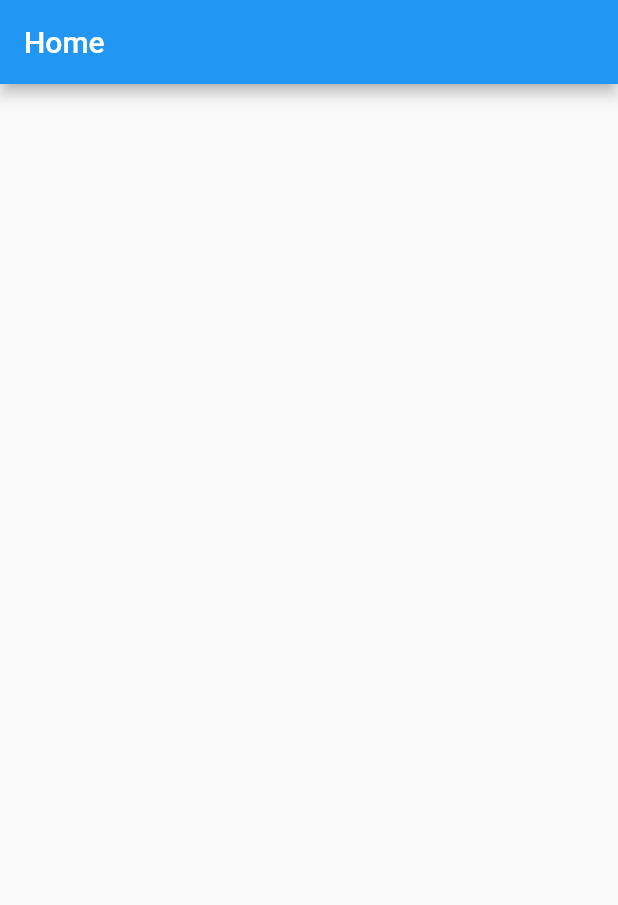
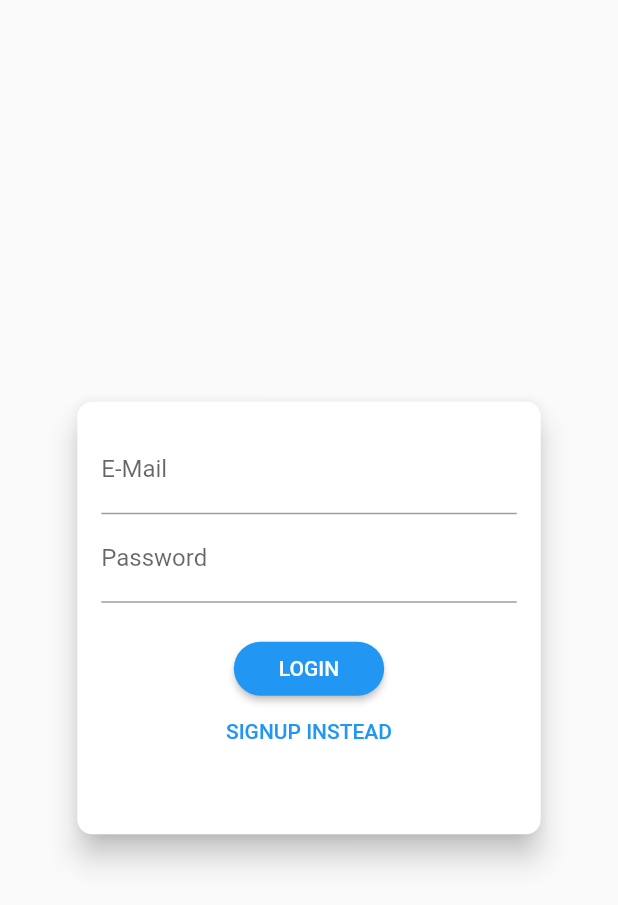
Before and after one commit to Bhupendrapt5/pro_work_tree_task, a Flutter app: the screen it shows after launch, on a phone screen of 412 x 824 dp. Shown: the top 905 px of the screen. Run offline on Flutter 3.47's test engine with Material 2 defaults, Android fonts, the phone set to English and light mode, and no system bars; our stand-ins replace flutter_spinkit, shared_preferences.

Commit message:
implemented auth screen

```diff
--- a/lib/main.dart
+++ b/lib/main.dart
@@ -1,5 +1,7 @@
 import 'package:flutter/material.dart';
+import 'package:pro_work_tree_task/provider/auth_provider.dart';
 import 'package:pro_work_tree_task/router.dart';
+import 'package:provider/provider.dart';
 
 void main() {
   runApp(MyApp());
@@ -8,7 +10,9 @@ void main() {
 class MyApp extends StatelessWidget {
   @override
   Widget build(BuildContext context) {
-    return MaterialApp(
+    return ChangeNotifierProvider<AuthProvider>(
+      create: (context) => AuthProvider(),
+      child: MaterialApp(
         title: '',
         theme: ThemeData(
           primarySwatch: Colors.blue,
@@ -16,6 +20,7 @@ class MyApp extends StatelessWidget {
         ),
         onGenerateRoute: RouteGenerator.generateRoute,
         initialRoute: '/',
+      ),
     );
   }
 }
--- /dev/null
+++ b/lib/models/http_exception.dart
@@ -0,0 +1,12 @@
+import 'package:flutter/foundation.dart';
+
+class HttpException implements Exception {
+  final String messge;
+
+  HttpException({@required this.messge});
+
+  @override
+  String toString() {
+    return messge;
+  }
+}
--- a/lib/provider/auth_provider.dart
+++ b/lib/provider/auth_provider.dart
@@ -0,0 +1,13 @@
+import 'package:flutter/material.dart';
+import 'package:shared_preferences/shared_preferences.dart';
+
+class AuthProvider with ChangeNotifier {
+  SharedPreferences sharedPreferences;
+  bool isLoggedIn;
+
+  Future<bool> initialize() async {
+    sharedPreferences = await SharedPreferences.getInstance();
+    isLoggedIn = sharedPreferences.getBool('loggedIn') ?? false;
+    return isLoggedIn;
+  }
+}
--- a/lib/router.dart
+++ b/lib/router.dart
@@ -1,4 +1,5 @@
 import 'package:flutter/material.dart';
+import 'package:pro_work_tree_task/screen/auth_screen.dart';
 import 'package:pro_work_tree_task/screen/home_screen.dart';
 import 'package:pro_work_tree_task/screen/splash_screen.dart';
 
@@ -13,6 +14,10 @@ class RouteGenerator {
         return MaterialPageRoute<Widget>(
           builder: (_) => HomeScreen(),
         );
+      case AuthScreen.pageName:
+        return MaterialPageRoute<Widget>(
+          builder: (_) => AuthScreen(),
+        );
       default:
         return MaterialPageRoute<Widget>(
           builder: (_) => Scaffold(
--- /dev/null
+++ b/lib/screen/auth_screen.dart
@@ -0,0 +1,256 @@
+import 'package:flutter/material.dart';
+import 'package:pro_work_tree_task/models/http_exception.dart';
+
+enum AuthMode { Signup, Login }
+
+class AuthScreen extends StatelessWidget {
+  static const pageName = '/auth';
+
+  @override
+  Widget build(BuildContext context) {
+    final deviceSize = MediaQuery.of(context).size;
+
+    return Scaffold(
+      body: Container(
+        height: deviceSize.height,
+        width: deviceSize.width,
+        child: Column(
+          mainAxisAlignment: MainAxisAlignment.center,
+          crossAxisAlignment: CrossAxisAlignment.center,
+          children: <Widget>[
+            AuthCard(),
+          ],
+        ),
+      ),
+    );
+  }
+}
+
+class AuthCard extends StatefulWidget {
+  const AuthCard({
+    Key key,
+  }) : super(key: key);
+
+  @override
+  _AuthCardState createState() => _AuthCardState();
+}
+
+class _AuthCardState extends State<AuthCard>
+    with SingleTickerProviderStateMixin {
+  final GlobalKey<FormState> _formKey = GlobalKey();
+  AuthMode _authMode = AuthMode.Login;
+  AnimationController _animationController;
+  Animation<Offset> _slideAnimation;
+  Animation<double> _opacityAnimation;
+  Map<String, String> _authData = {
+    'email': '',
+    'password': '',
+  };
+  var _isLoading = false;
+  final _passwordController = TextEditingController();
+
+  void _submit(BuildContext context) async {
+    if (!_formKey.currentState.validate()) {
+      // Invalid!
+      return;
+    }
+
+    //* Closing Keyboard
+    FocusScope.of(context).unfocus();
+    _formKey.currentState.save();
+    setState(() {
+      _isLoading = true;
+    });
+    try {
+      if (_authMode == AuthMode.Login) {
+        // Log user in
+
+      } else {
+        // Sign user up
+
+        setState(() {
+          _authMode = AuthMode.Login;
+        });
+      }
+    } on HttpException catch (error) {
+      var errorMessage = 'Authentication Failed';
+      if (error.messge.contains('EMAIL_NOT_FOUND')) {
+        errorMessage = 'Email not exist.';
+      } else if (error.messge.contains('INVALID_PASSWORD')) {
+        errorMessage = 'Wrong password.';
+      } else if (error.messge.contains('EMAIL_EXISTS')) {
+        errorMessage = 'This email is already in use.';
+      } else if (error.messge.contains('INVALID_EMAIL')) {
+        errorMessage = 'Invalid Email.';
+      } else if (error.messge.contains('WEAK_PASSWORD')) {
+        errorMessage = 'Password is too weak.';
+      }
+    } catch (error) {
+      const errorMessage = 'Something went wrong. Please try again later';
+    }
+    setState(() {
+      _isLoading = false;
+    });
+  }
+
+  void _switchAuthMode() {
+    if (_authMode == AuthMode.Login) {
+      setState(() {
+        _authMode = AuthMode.Signup;
+      });
+      _animationController.forward();
+    } else {
+      setState(() {
+        _authMode = AuthMode.Login;
+      });
+      _animationController.reverse();
+    }
+  }
+
+  @override
+  void initState() {
+    _animationController = AnimationController(
+      vsync: this,
+      duration: Duration(
+        milliseconds: 300,
+      ),
+    );
+
+    _opacityAnimation = Tween<double>(
+      begin: 0.0,
+      end: 1.0,
+    ).animate(CurvedAnimation(
+      parent: _animationController,
+      curve: Curves.easeIn,
+    ));
+
+    _slideAnimation = Tween<Offset>(
+      begin: Offset(0, -1.5),
+      end: Offset(0, 0),
+    ).animate(
+        CurvedAnimation(parent: _animationController, curve: Curves.linear));
+
+    super.initState();
+  }
+
+  @override
+  void dispose() {
+    _animationController.dispose();
+    super.dispose();
+  }
+
+  @override
+  Widget build(BuildContext context) {
+    final deviceSize = MediaQuery.of(context).size;
+    return Card(
+      shape: RoundedRectangleBorder(
+        borderRadius: BorderRadius.circular(10.0),
+      ),
+      elevation: 8.0,
+      child: AnimatedContainer(
+        height: _authMode == AuthMode.Signup
+            ? deviceSize.height * 0.45
+            : deviceSize.height * 0.35,
+        constraints: BoxConstraints(
+          minHeight: _authMode == AuthMode.Signup
+              ? deviceSize.height * 0.45
+              : deviceSize.height * 0.35,
+        ),
+        width: deviceSize.width * 0.75,
+        padding: EdgeInsets.all(16.0),
+        duration: Duration(milliseconds: 300),
+        child: Form(
+          key: _formKey,
+          child: SingleChildScrollView(
+            child: Column(
+              children: <Widget>[
+                TextFormField(
+                  decoration: InputDecoration(labelText: 'E-Mail'),
+                  keyboardType: TextInputType.emailAddress,
+                  validator: (value) {
+                    if (value.isEmpty || !value.contains('@')) {
+                      return 'Invalid email!';
+                    }
+                  },
+                  onSaved: (value) {
+                    _authData['email'] = value;
+                  },
+                ),
+                TextFormField(
+                  decoration: InputDecoration(labelText: 'Password'),
+                  obscureText: true,
+                  controller: _passwordController,
+                  validator: (value) {
+                    if (value.isEmpty || value.length < 5) {
+                      return 'Password is too short!';
+                    }
+                  },
+                  onSaved: (value) {
+                    _authData['password'] = value;
+                  },
+                ),
+                // if (_authMode == AuthMode.Signup)
+                AnimatedContainer(
+                  constraints: BoxConstraints(
+                    minHeight: _authMode == AuthMode.Signup ? 60 : 0,
+                    maxHeight: _authMode == AuthMode.Signup ? 120 : 0,
+                  ),
+                  curve: Curves.easeIn,
+                  duration: Duration(milliseconds: 300),
+                  child: FadeTransition(
+                    opacity: _opacityAnimation,
+                    child: SlideTransition(
+                      position: _slideAnimation,
+                      child: TextFormField(
+                        enabled: _authMode == AuthMode.Signup,
+                        decoration:
+                            InputDecoration(labelText: 'Confirm Password'),
+                        obscureText: true,
+                        validator: _authMode == AuthMode.Signup
+                            ? (value) {
+                                if (value != _passwordController.text) {
+                                  return 'Passwords do not match!';
+                                }
+                              }
+                            : null,
+                      ),
+                    ),
+                  ),
+                ),
+                SizedBox(
+                  height: 20,
+                ),
+                if (_isLoading)
+                  CircularProgressIndicator()
+                else
+                  RaisedButton(
+                    child:
+                        Text(_authMode == AuthMode.Login ? 'LOGIN' : 'SIGN UP'),
+                    onPressed: () => _submit(context),
+                    shape: RoundedRectangleBorder(
+                      borderRadius: BorderRadius.circular(30),
+                    ),
+                    padding:
+                        EdgeInsets.symmetric(horizontal: 30.0, vertical: 8.0),
+                    color: Theme.of(context).primaryColor,
+                    textColor: Theme.of(context).primaryTextTheme.button.color,
+                  ),
+                FlatButton(
+                  child: Text(
+                      '${_authMode == AuthMode.Login ? 'SIGNUP' : 'LOGIN'} INSTEAD'),
+                  onPressed: _switchAuthMode,
+                  padding: EdgeInsets.symmetric(horizontal: 30.0, vertical: 4),
+                  materialTapTargetSize: MaterialTapTargetSize.shrinkWrap,
+                  textColor: Theme.of(context).primaryColor,
+                  shape: RoundedRectangleBorder(
+                    borderRadius: BorderRadius.circular(30),
+                  ),
+                ),
+              ],
+            ),
+          ),
+        ),
+      ),
+    );
+  }
+}
--- a/lib/screen/splash_screen.dart
+++ b/lib/screen/splash_screen.dart
@@ -2,19 +2,22 @@ import 'dart:async';
 
 import 'package:flutter/material.dart';
 import 'package:flutter/services.dart';
+import 'package:pro_work_tree_task/provider/auth_provider.dart';
+import 'package:pro_work_tree_task/screen/auth_screen.dart';
 import 'package:pro_work_tree_task/screen/home_screen.dart';
 import 'package:pro_work_tree_task/widget/loding.dart';
+import 'package:provider/provider.dart';
 
 class SplashScreen extends StatelessWidget {
   @override
   Widget build(BuildContext context) {
+    final _authProvider = Provider.of<AuthProvider>(context, listen: false);
     SystemChrome.setSystemUIOverlayStyle(
       SystemUiOverlayStyle(
         statusBarColor: Colors.transparent,
-        // statusBarIconBrightness: Brightness.dark,
       ),
     );
-    _navigateToHome(context);
+    _navigateToHome(context, _authProvider);
     return Scaffold(
       body: Column(
         mainAxisAlignment: MainAxisAlignment.center,
@@ -33,14 +36,17 @@ class SplashScreen extends StatelessWidget {
     );
   }
 
-  _navigateToHome(
-    BuildContext context,
-  ) {
+  _navigateToHome(BuildContext context, AuthProvider _authProvider) async {
+    var isLoggedIn = await _authProvider.initialize();
+    print('logded in : $isLoggedIn');
     Timer(
       Duration(seconds: 3),
       () async {
-        // ignore: unawaited_futures
-        Navigator.pushReplacementNamed(context, HomeScreen.pageName);
+        if (isLoggedIn) {
+          Navigator.pushReplacementNamed(context, HomeScreen.pageName);
+        } else {
+          Navigator.pushReplacementNamed(context, AuthScreen.pageName);
+        }
       },
     );
   }
--- a/pubspec.yaml
+++ b/pubspec.yaml
@@ -29,6 +29,8 @@ dependencies:
   # Use with the CupertinoIcons class for iOS style icons.
   cupertino_icons: ^0.1.3
   flutter_spinkit: ^4.1.2+1
+  provider: ^4.3.2+2
+  shared_preferences: ^0.5.10
 
 dev_dependencies:
   flutter_test:
```
Also changed, not shown: lib/models/user_model.dart (added), pubspec.lock, 3 other files. Lines whose indentation alone changed are shown as unchanged.
